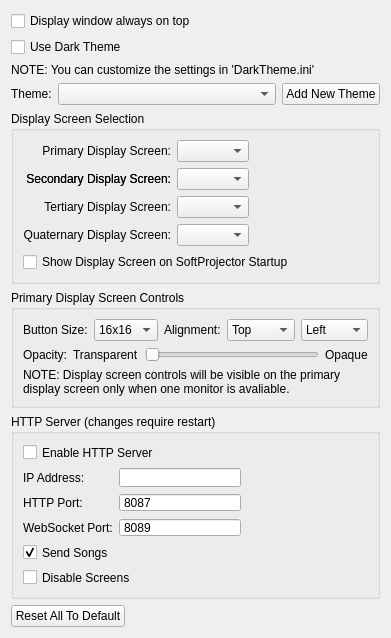
Old version of the form src/ui/generalsettingwidget.ui in the repository yuriiboiko95-cyber/SoftProjector3.
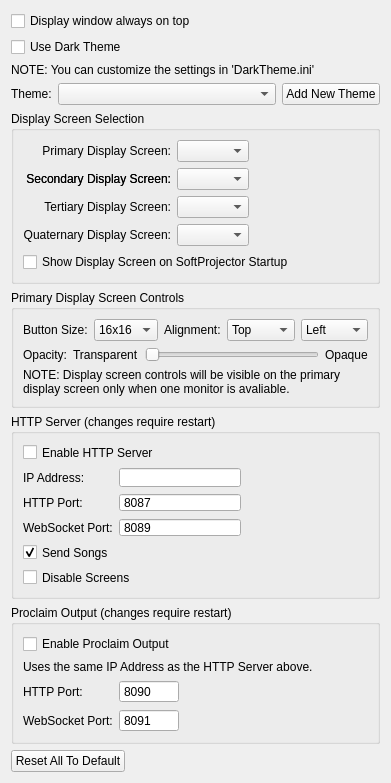
New version of the form. Icons and pictures are not drawn.

Commit message: Add pixel-parity Bible verse output for Proclaim

The edit to the form file:
```diff
--- a/src/ui/generalsettingwidget.ui
+++ b/src/ui/generalsettingwidget.ui
@@ -543,6 +543,118 @@
      </layout>
     </widget>
    </item>
+   <item>
+    <widget class="QGroupBox" name="groupBoxProclaim">
+     <property name="title">
+      <string>Proclaim Output (changes require restart)</string>
+     </property>
+     <layout class="QGridLayout" name="gridLayout_proclaim">
+      <property name="leftMargin">
+       <number>9</number>
+      </property>
+      <property name="topMargin">
+       <number>9</number>
+      </property>
+      <property name="rightMargin">
+       <number>9</number>
+      </property>
+      <property name="bottomMargin">
+       <number>9</number>
+      </property>
+      <item row="0" column="0" colspan="3">
+       <widget class="QCheckBox" name="checkBoxEnableProclaimServer">
+        <property name="toolTip">
+         <string>Sends the live Bible verse (matching this app's own theme) to a separate output for use as a Proclaim Web Page item.</string>
+        </property>
+        <property name="text">
+         <string>Enable Proclaim Output</string>
+        </property>
+       </widget>
+      </item>
+      <item row="1" column="0" colspan="3">
+       <widget class="QLabel" name="label_proclaimIpNote">
+        <property name="text">
+         <string>Uses the same IP Address as the HTTP Server above.</string>
+        </property>
+       </widget>
+      </item>
+      <item row="2" column="0">
+       <widget class="QLabel" name="label_proclaimHttpPort">
+        <property name="text">
+         <string>HTTP Port:</string>
+        </property>
+       </widget>
+      </item>
+      <item row="2" column="1">
+       <widget class="QSpinBox" name="spinBoxProclaimHttpPort">
+        <property name="minimumSize">
+         <size>
+          <width>60</width>
+          <height>0</height>
+         </size>
+        </property>
+        <property name="frame">
+         <bool>true</bool>
+        </property>
+        <property name="buttonSymbols">
+         <enum>QAbstractSpinBox::NoButtons</enum>
+        </property>
+        <property name="maximum">
+         <number>9999</number>
+        </property>
+        <property name="value">
+         <number>8090</number>
+        </property>
+       </widget>
+      </item>
+      <item row="2" column="2">
+       <spacer name="horizontalSpacer_proclaim">
+        <property name="orientation">
+         <enum>Qt::Horizontal</enum>
+        </property>
+        <property name="sizeType">
+         <enum>QSizePolicy::Expanding</enum>
+        </property>
+        <property name="sizeHint" stdset="0">
+         <size>
+          <width>40</width>
+          <height>20</height>
+         </size>
+        </property>
+       </spacer>
+      </item>
+      <item row="3" column="0">
+       <widget class="QLabel" name="label_proclaimWebSocketPort">
+        <property name="text">
+         <string>WebSocket Port:</string>
+        </property>
+       </widget>
+      </item>
+      <item row="3" column="1">
+       <widget class="QSpinBox" name="spinBoxProclaimWebSocketPort">
+        <property name="minimumSize">
+         <size>
+          <width>60</width>
+          <height>0</height>
+         </size>
+        </property>
+        <property name="frame">
+         <bool>true</bool>
+        </property>
+        <property name="buttonSymbols">
+         <enum>QAbstractSpinBox::NoButtons</enum>
+        </property>
+        <property name="maximum">
+         <number>9999</number>
+        </property>
+        <property name="value">
+         <number>8091</number>
+        </property>
+       </widget>
+      </item>
+     </layout>
+    </widget>
+   </item>
    <item>
     <spacer name="verticalSpacer">
      <property name="orientation">
```
The commit also changes 17 other files.
